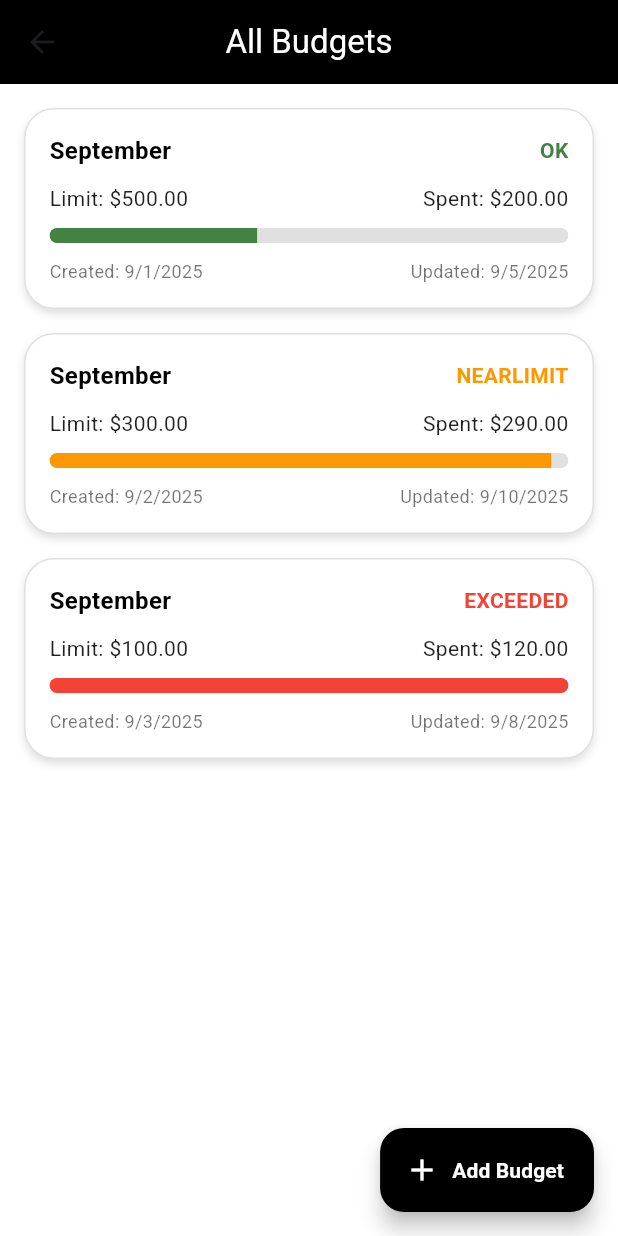
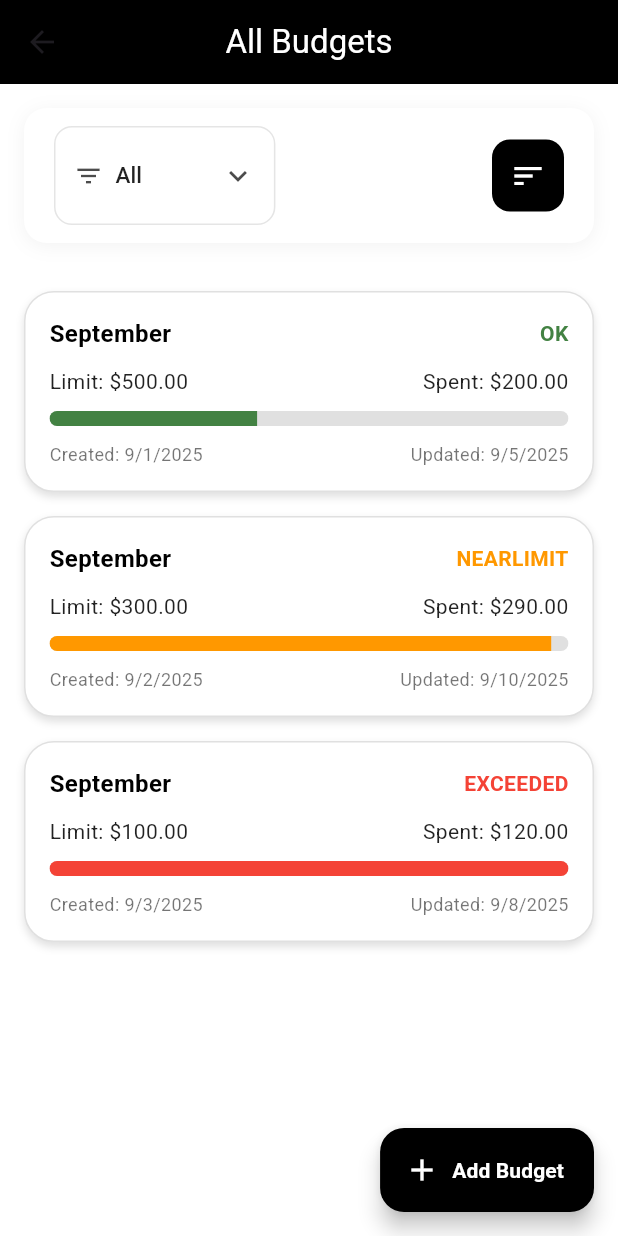
Before and after one commit to souleimarejeb/expenseMate, a Flutter app: the AllBudgetsPage screen opened by its route, on a phone screen of 412 x 824 dp. Run offline on Flutter 3.47's test engine with Material 3 defaults, Android fonts, the phone set to English and light mode, and no system bars; our stand-ins replace sqflite; accounts and stored records are empty.

Commit message:
feat: add filter

```diff
--- a/lib/features/budget/screens/budget_list.dart
+++ b/lib/features/budget/screens/budget_list.dart
@@ -6,8 +6,14 @@ import 'package:flutter/material.dart';
 import 'package:intl/intl.dart';
 
 
-class AllBudgetsPage extends StatelessWidget {
-  AllBudgetsPage({Key? key}) : super(key: key);
+class AllBudgetsPage extends StatefulWidget {
+  @override
+  _AllBudgetsPageState createState() => _AllBudgetsPageState();
+}
+
+class _AllBudgetsPageState extends State<AllBudgetsPage> {
+  String selectedStatus = "All";
+  bool isAscending = true;
 
   final List<Budget> budgets = [
     Budget(
@@ -40,14 +46,106 @@ class AllBudgetsPage extends StatelessWidget {
   Widget build(BuildContext context) {
     return Scaffold(
       backgroundColor: Colors.white,
-
       appBar: AppBar(
         backgroundColor: Colors.black,
         title: const Text('All Budgets', style: TextStyle(color: Colors.white)),
         centerTitle: true,
       ),
 
-      // ✅ floating add button
+      body: Column(
+        children: [
+          Container(
+            margin: EdgeInsets.all(16),
+            padding: EdgeInsets.symmetric(horizontal: 20, vertical: 12),
+            decoration: BoxDecoration(
+              color: Colors.white,
+              borderRadius: BorderRadius.circular(15),
+              boxShadow: [
+                BoxShadow(
+                  color: Colors.black.withOpacity(0.05),
+                  blurRadius: 10,
+                  offset: Offset(0, 2),
+                ),
+              ],
+            ),
+            child: Row(
+              mainAxisAlignment: MainAxisAlignment.spaceBetween,
+              children: [
+                // Filter Dropdown
+                Container(
+                  padding: EdgeInsets.symmetric(horizontal: 12, vertical: 8),
+                  decoration: BoxDecoration(
+                    border: Border.all(color: Colors.black.withOpacity(0.1)),
+                    borderRadius: BorderRadius.circular(12),
+                  ),
+                  child: Row(
+                    children: [
+                      Icon(Icons.filter_list,
+                        size: 20,
+                        color: Colors.black.withOpacity(0.7)
+                      ),
+                      SizedBox(width: 8),
+                      DropdownButton<String>(
+                        value: selectedStatus,
+                        underline: SizedBox(),
+                        icon: Icon(Icons.keyboard_arrow_down,
+                          color: Colors.black.withOpacity(0.7)
+                        ),
+                        style: TextStyle(
+                          color: Colors.black87,
+                          fontSize: 15,
+                          fontWeight: FontWeight.w500,
+                        ),
+                        onChanged: (String? newValue) {
+                          setState(() {
+                            selectedStatus = newValue!;
+                          });
+                        },
+                        items: ["All", "Ok", "Near Limit", "Exceeded"]
+                            .map<DropdownMenuItem<String>>((String value) {
+                          return DropdownMenuItem<String>(
+                            value: value,
+                            child: Text(value),
+                          );
+                        }).toList(),
+                      ),
+                    ],
+                  ),
+                ),
+
+                // Sort Button
+                Container(
+                  decoration: BoxDecoration(
+                    color: Colors.black,
+                    borderRadius: BorderRadius.circular(12),
+                  ),
+                  child: IconButton(
+                    onPressed: () {
+                      setState(() {
+                        isAscending = !isAscending;
+                      });
+                    },
+                    icon: AnimatedRotation(
+                      turns: isAscending ? 0 : 0.5,
+                      duration: Duration(milliseconds: 300),
+                      child: Icon(
+                        Icons.sort,
+                        color: Colors.white,
+                      ),
+                    ),
+                    tooltip: isAscending ? 'Sort Ascending' : 'Sort Descending',
+                  ),
+                ),
+              ],
+            ),
+          ),
+
+          Expanded(
+            child: BudgetCard(budgets: budgets),
+          ),
+        ],
+      ),
+
       floatingActionButton: FloatingActionButton.extended(
         onPressed: () {
           Navigator.pushNamed(context, AppRoutes.createBudget);
@@ -59,8 +157,6 @@ class AllBudgetsPage extends StatelessWidget {
           style: TextStyle(color: Colors.white, fontWeight: FontWeight.bold),
         ),
       ),
-
-      body: BudgetCard(budgets: budgets),
     );
   }
 }
```
